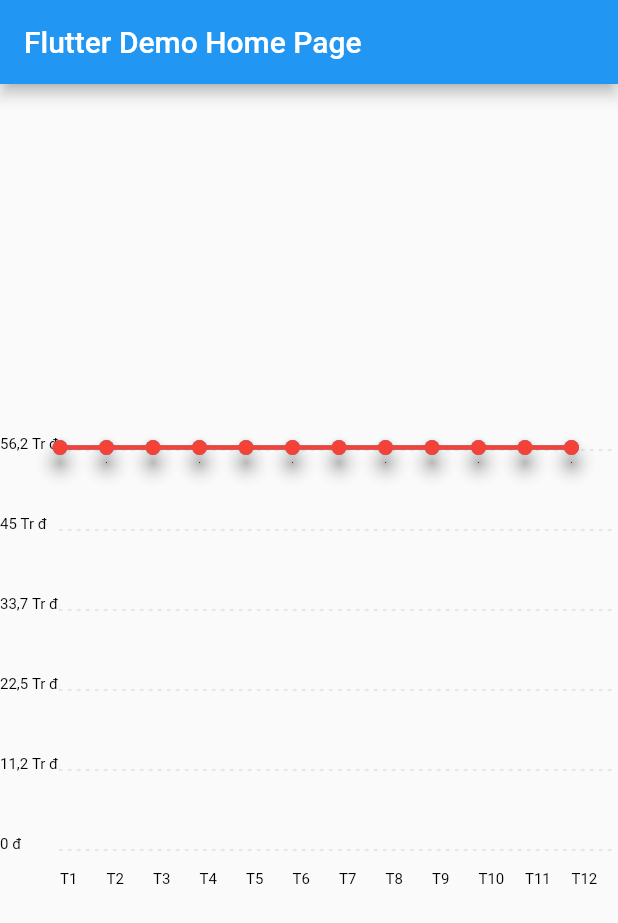
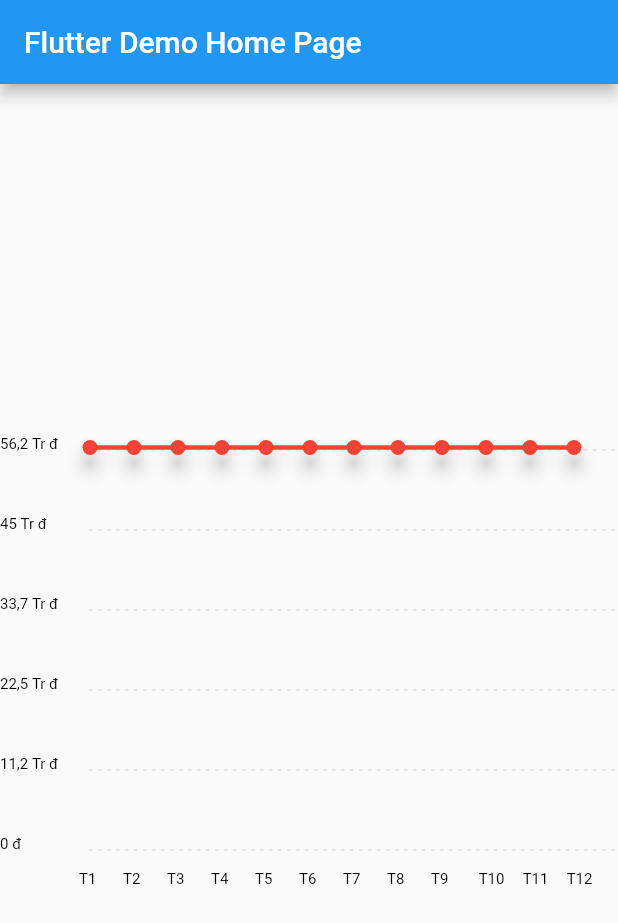
Before and after one commit to tranhieudevvietnam/flutter-chart, a Flutter app: the screen it shows after launch, on a phone screen of 412 x 824 dp. Shown: the top 923 px of the screen. Run offline on Flutter 3.47's test engine with Material 2 defaults, Android fonts, the phone set to English and light mode, and no system bars.

Commit message:
fix resize multi screen

```diff
--- a/flutter_chart/lib/line_chart/chart_line.dart
+++ b/flutter_chart/lib/line_chart/chart_line.dart
@@ -83,7 +83,7 @@ class MyCustomPaint extends CustomPainter {
       this.color = Colors.black})
       : super();
 
-  static const double paddingX = 40;
+  static const double paddingX = 60;
   static const double paddingY = 10;
   double jump = 20;
 
@@ -141,10 +141,10 @@ class MyCustomPaint extends CustomPainter {
         ..strokeCap = StrokeCap.round;
 
       for (int iii = 0; iii < listOffset.length; iii++) {
+        /// shadow cho các point
         var path = Path()
           ..addOval(Rect.fromCircle(center: listOffset[iii], radius: 4.0));
         canvas.drawShadow(path, const Color(0xff000000), 5, true);
-        // item[iii].offset = Offset(listOffset[iii].dx, listOffset[iii].dy);
 
         if (position != null &&
             (position!.dx >= (listOffset[iii].dx - widthNext / 2) &&
@@ -165,9 +165,24 @@ class MyCustomPaint extends CustomPainter {
       // final p1 = const Offset(50, 100);
       // final p2 = const Offset(150, 75);
 
+      Path pathBelow = Path();
+
+      ///Dùng để below color line
+      // Paint barAreaPaint = Paint()
+      //   ..style = PaintingStyle.fill
+      //   ..color = item.first.color.withOpacity(.2);
+      // pathBelow.moveTo(listOffset.first.dx, listOffset.first.dy);
+
       for (int i = 0; (i + 1) < listOffset.length; i++) {
         canvas.drawLine(listOffset[i], listOffset[i + 1], paint2);
+        // pathBelow.lineTo(listOffset[i + 1].dx, listOffset[i + 1].dy);
+        // if ((i + 1) == listOffset.length - 1) {
+        //   pathBelow.lineTo(listOffset[i + 1].dx, size.height - paddingY);
+        // }
       }
+      // pathBelow.lineTo(paddingX, size.height - paddingY);
+
+      // canvas.drawPath(pathBelow, barAreaPaint);
 
       canvas.drawPoints(pointMode, listOffset, paint);
       // canvas.save();
@@ -347,9 +362,8 @@ class MyCustomPaint extends CustomPainter {
       // minWidth: 0,
       maxWidth: paddingX,
     );
-    // final xCenter = (size.width - textPainter.width) / 2;
-    // final yCenter = (size.height - textPainter.height) / 2;
-    final offset = Offset(x, size.height - paddingY);
+    final widthText = valueNext / listData[index - 1].time.length;
+    final offset = Offset(x - widthText / 2, size.height - paddingY);
     textPainter.paint(canvas, offset);
 
     debugPrint("xxxx: $x");
--- a/flutter_chart/lib/main.dart
+++ b/flutter_chart/lib/main.dart
@@ -56,21 +56,21 @@ class _MyHomePageState extends State<MyHomePage> {
   Widget build(BuildContext context) {
     List<List<ChartModel>> listData = [];
     listData = [
-      [
-        ChartModel(
-            time: "T1", value: Random().nextInt(100000000), color: Colors.blue),
-        ChartModel(time: "T2", value: Random().nextInt(100000000)),
-        ChartModel(time: "T3", value: Random().nextInt(100000000)),
-        ChartModel(time: "T4", value: Random().nextInt(100000000)),
-        ChartModel(time: "T5", value: Random().nextInt(100000000)),
-        ChartModel(time: "T6", value: Random().nextInt(100000000)),
-        ChartModel(time: "T7", value: Random().nextInt(100000000)),
-        ChartModel(time: "T8", value: Random().nextInt(100000000)),
-        ChartModel(time: "T9", value: Random().nextInt(100000000)),
-        ChartModel(time: "T10", value: Random().nextInt(100000000)),
-        ChartModel(time: "T11", value: Random().nextInt(100000000)),
-        ChartModel(time: "T12", value: Random().nextInt(100000000)),
-      ],
+      // [
+      //   ChartModel(
+      //       time: "T1", value: Random().nextInt(100000000), color: Colors.blue),
+      //   ChartModel(time: "T2", value: Random().nextInt(100000000)),
+      //   ChartModel(time: "T3", value: Random().nextInt(100000000)),
+      //   ChartModel(time: "T4", value: Random().nextInt(100000000)),
+      //   ChartModel(time: "T5", value: Random().nextInt(100000000)),
+      //   ChartModel(time: "T6", value: Random().nextInt(100000000)),
+      //   ChartModel(time: "T7", value: Random().nextInt(100000000)),
+      //   ChartModel(time: "T8", value: Random().nextInt(100000000)),
+      //   ChartModel(time: "T9", value: Random().nextInt(100000000)),
+      //   ChartModel(time: "T10", value: Random().nextInt(100000000)),
+      //   ChartModel(time: "T11", value: Random().nextInt(100000000)),
+      //   ChartModel(time: "T12", value: Random().nextInt(100000000)),
+      // ],
       [
         ChartModel(
             time: "T1", value: Random().nextInt(100000000), color: Colors.red),
```
